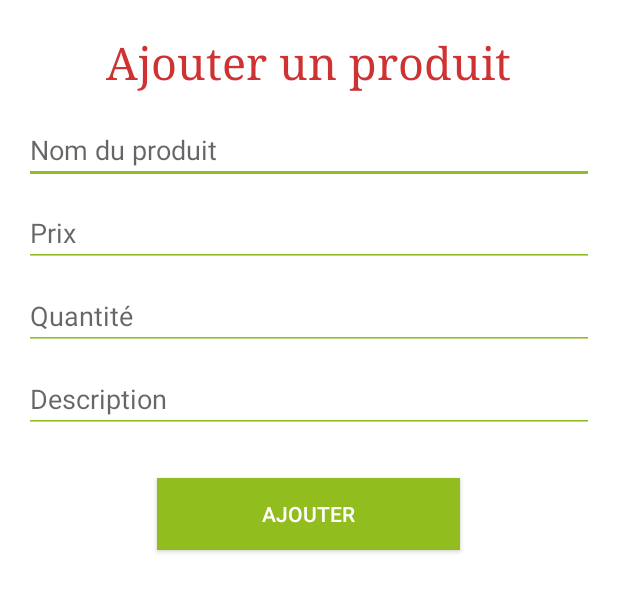
After one commit to raniafe/ihm, an Android app: the layout fragment_formulaire.xml on its own in the app's theme, with its tools: preview values and no code run, on a phone screen of 412 x 824 dp. The commit adds this screen. Shown: the top 592 px of the screen. Run offline under Robolectric (Android 15) with nearby library versions, the phone set to English and light mode, and no system bars.

Commit message:
ajouter mes ventes

```diff
--- a/GaspiMiamMobile/GaspiMiamVA/app/src/main/java/com/example/gaspimiamva/activites/MainActivity.java
+++ b/GaspiMiamMobile/GaspiMiamVA/app/src/main/java/com/example/gaspimiamva/activites/MainActivity.java
@@ -92,9 +92,7 @@ public class MainActivity extends AppCompatActivity
         int id = item.getItemId();
 
         //noinspection SimplifiableIfStatement
-        if (id == R.id.action_settings) {
-            return true;
-        }
+
 
         return super.onOptionsItemSelected(item);
     }
--- /dev/null
+++ b/GaspiMiamMobile/GaspiMiamVA/app/src/main/res/layout/fragment_formulaire.xml
@@ -0,0 +1,63 @@
+<?xml version="1.0" encoding="utf-8"?>
+<LinearLayout xmlns:android="http://schemas.android.com/apk/res/android"
+    android:layout_width="match_parent"
+    android:layout_height="match_parent"
+    android:background="#ffffff"
+    android:orientation="vertical"
+    android:padding="16dp">
+
+    <TextView
+        android:id="@+id/contact_form_title"
+        android:layout_width="wrap_content"
+        android:layout_height="wrap_content"
+        android:layout_gravity="center_horizontal"
+        android:layout_marginBottom="16dp"
+        android:layout_marginTop="5dp"
+        android:text="Ajouter un produit"
+        android:textColor="#ce3232"
+        android:textSize="30sp"
+        android:typeface="serif" />
+
+    <EditText
+        android:layout_width="fill_parent"
+        android:layout_height="wrap_content"
+        android:backgroundTint="@color/colorPrimaryDark"
+        android:hint="Nom du produit"
+        android:inputType="textPersonName" />
+
+    <EditText
+        android:layout_width="fill_parent"
+        android:layout_height="wrap_content"
+        android:layout_marginBottom="10dp"
+        android:layout_marginTop="10dp"
+        android:backgroundTint="@color/colorPrimaryDark"
+        android:hint="Prix"
+        android:inputType="textEmailAddress" />
+
+    <EditText
+        android:layout_width="fill_parent"
+        android:layout_height="wrap_content"
+        android:backgroundTint="@color/colorPrimaryDark"
+        android:hint="Quantité"
+        android:inputType="phone" />
+
+    <EditText
+        android:layout_width="fill_parent"
+        android:layout_height="wrap_content"
+        android:layout_marginBottom="10dp"
+        android:layout_marginTop="10dp"
+        android:backgroundTint="@color/colorPrimaryDark"
+        android:hint="Description"
+        android:inputType="textEmailAddress" />
+    <Button
+        android:layout_width="wrap_content"
+        android:layout_height="wrap_content"
+        android:layout_gravity="center_horizontal"
+        android:background="@color/colorPrimaryDark"
+        android:elevation="4dp"
+        android:paddingLeft="70dp"
+        android:layout_marginTop="20dp"
+        android:paddingRight="70dp"
+        android:text="Ajouter"
+        android:textColor="#fff" />
+</LinearLayout>
--- a/GaspiMiamMobile/GaspiMiamVA/app/src/main/res/layout/fragment_mesventes.xml
+++ b/GaspiMiamMobile/GaspiMiamVA/app/src/main/res/layout/fragment_mesventes.xml
@@ -30,9 +30,9 @@
         android:id="@+id/buttonfab"
         android:layout_width="wrap_content"
         android:layout_height="wrap_content"
-        android:layout_marginStart="280dp"
+        android:layout_marginStart="300dp"
         android:layout_marginEnd="20dp"
-        android:layout_marginTop="380dp"
+        android:layout_marginTop="400dp"
 
         android:clickable="false"
         app:layout_anchorGravity="bottom|right|left"
```
Also changed, not shown: GaspiMiamMobile/GaspiMiamVA/app/src/main/res/layout-land/app_bar_main.xml (added, +35 -0 lines), GaspiMiamMobile/GaspiMiamVA/app/src/main/res/layout-land/listviewlayout.xml (+4 -3 lines), GaspiMiamMobile/GaspiMiamVA/app/src/main/res/menu/main.xml (+2 -5 lines).
